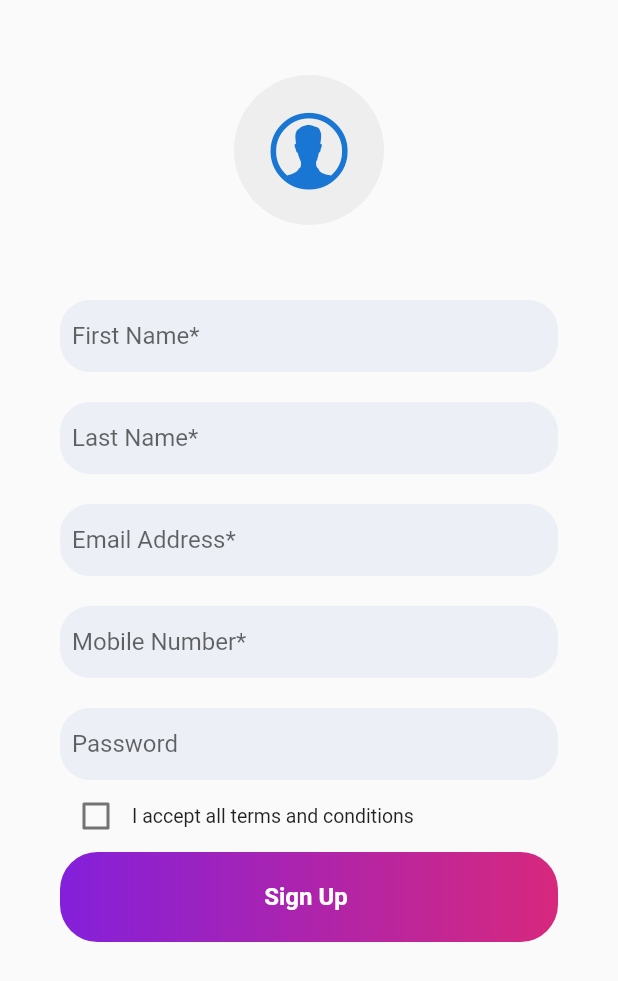
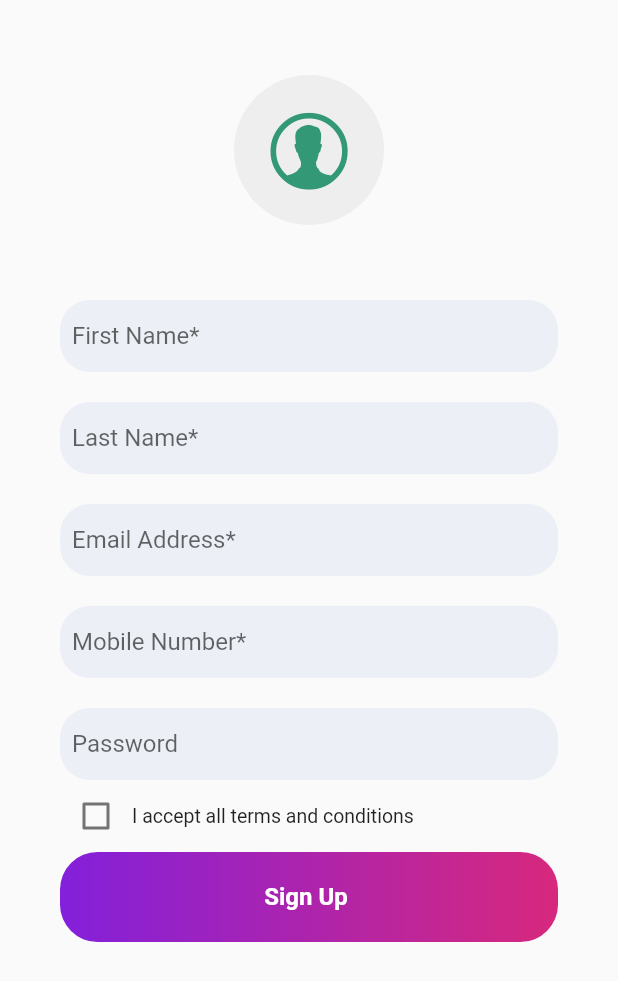
Before and after one commit to abd529/in_driver_app, a Flutter app: the screen it shows after launch, after a tap on "Sign Up", on a phone screen of 412 x 824 dp. Shown: the top 981 px of the screen. Run offline on Flutter 3.47's test engine with Material 2 defaults, Android fonts, the phone set to English and light mode, and no system bars; our stand-ins replace animated_splash_screen, cloud_firestore, firebase_auth, firebase_core, flutter_svg, fluttertoast and 6 more; missing offline and left inert: flutter_polyline_points; accounts and stored records are empty.

```diff
--- a/lib/auth/auth_home.dart
+++ b/lib/auth/auth_home.dart
@@ -26,42 +26,41 @@ class _AuthHomeState extends State<AuthHome> {
           children: [
             Image(
               fit: BoxFit.cover,
-              height: 60,
-              width: 60,
+              height: 160,
+              width: 160,
               image: AssetImage('assets/images/logo.png'),
             ),
             SizedBox(height: 50,),
-            MyCustomButton(
-                width: MediaQuery.of(context).size.width - 70,
-                title: "Sign Up",
-                borderrad: 25,
-                onaction: () {
-                  Navigator.pushNamed(context, SignupPage.idScreen);
-                },
-                color1: gd2,
-                color2: gd1),
-            const SizedBox(
-              height: 20,
-            ),
-            MyCustomButton(
-                width: MediaQuery.of(context).size.width - 70,
-                title: "Sign In",
-                borderrad: 25,
-                onaction: () {
-                  Navigator.pushNamed(context, LoginPage.idScreen);
-                },
-                color1: green,
-                color2: green),
-                SizedBox(height: 50,),
-            MyCustomButton(
-                width: MediaQuery.of(context).size.width - 70,
-                title: "Log in as Admin",
-                borderrad: 25,
-                onaction: () {
-                  Navigator.pushNamed(context, AdminLogin.routeName);
-                },
-                color1: green,
-                color2: green),
+            ElevatedButton(onPressed: (){
+              Navigator.of(context).pushNamed(SignupPage.idScreen);
+            },
+            style: ElevatedButton.styleFrom(
+                        padding: const EdgeInsets.fromLTRB(100, 20, 100, 20),
+                          shape: RoundedRectangleBorder( //to set border radius to button
+                    borderRadius: BorderRadius.circular(50)
+                              ),),
+             child: const Text("Sign Up")),
+             const SizedBox(height: 20,),
+            ElevatedButton(onPressed: (){
+              Navigator.of(context).pushNamed(LoginPage.idScreen);
+            },
+            style: ElevatedButton.styleFrom(
+                        padding: const EdgeInsets.fromLTRB(100, 20, 100, 20),
+                          shape: RoundedRectangleBorder( //to set border radius to button
+                    borderRadius: BorderRadius.circular(50)
+                              ),),
+             child: const Text("Sign In")),
+             const SizedBox(height: 70,),
+             ElevatedButton(onPressed: (){
+              Navigator.of(context).pushNamed(AdminLogin.routeName);
+             },
+            style: ElevatedButton.styleFrom(
+                        padding: const EdgeInsets.fromLTRB(100, 20, 100, 20),
+                          shape: RoundedRectangleBorder( //to set border radius to button
+                    borderRadius: BorderRadius.circular(50)
+                              ),),
+             child: const Text("Log In As Admin")),
+
           ],
         ),
       ),
--- a/lib/main.dart
+++ b/lib/main.dart
@@ -6,10 +6,9 @@ import 'package:in_driver_app/auth/forgot.dart';
 import 'package:in_driver_app/auth/login.dart';
 import 'package:in_driver_app/auth/signup.dart';
 import 'package:in_driver_app/screens/admin_panel_screen.dart';
-import 'package:in_driver_app/screens/bottom_menu_bar.dart';
 import 'package:in_driver_app/screens/home.dart';
-import 'package:in_driver_app/screens/profileview.dart';
 import 'package:in_driver_app/screens/searchscreen.dart';
+import 'package:in_driver_app/widgets/materialColor.dart';
 import 'admin panel/admin_login.dart';
 import 'providers/appDataprovider.dart';
 import 'firebase_options.dart';
@@ -36,12 +35,16 @@ class MyApp extends StatelessWidget {
         debugShowCheckedModeBanner: false,
         title: 'Flutter Demo',
         theme: ThemeData(
-          primarySwatch: Colors.blue,
-        ),
+          primaryColor: const Color.fromRGBO(64, 190, 148, 1),
+          primarySwatch: generateMaterialColor(const Color.fromRGBO(64, 190, 148, 1)),
+          elevatedButtonTheme: ElevatedButtonThemeData(
+           style: ElevatedButton.styleFrom(
+            backgroundColor: const Color.fromRGBO(64, 190, 148, 1),
+          )
+        ),),
         home: FirebaseAuth.instance.currentUser != null
             ? HomePage()
             : const AuthHome(),
-        //initialRoute: HomePage.idScreen,
         routes: {
           AuthHome.idScreen: (context) => const AuthHome(),
           SignupPage.idScreen: (context) => const SignupPage(),
--- /dev/null
+++ b/lib/widgets/materialColor.dart
@@ -0,0 +1,35 @@
+import 'dart:math';
+import 'package:flutter/material.dart';
+
+MaterialColor generateMaterialColor(Color color) {
+  return MaterialColor(color.value, {
+    50: tintColor(color, 0.9),
+    100: tintColor(color, 0.8),
+    200: tintColor(color, 0.6),
+    300: tintColor(color, 0.4),
+    400: tintColor(color, 0.2),
+    500: color,
+    600: shadeColor(color, 0.1),
+    700: shadeColor(color, 0.2),
+    800: shadeColor(color, 0.3),
+    900: shadeColor(color, 0.4),
+  });
+}
+
+int tintValue(int value, double factor) =>
+    max(0, min((value + ((255 - value) * factor)).round(), 255));
+
+Color tintColor(Color color, double factor) => Color.fromRGBO(
+    tintValue(color.red, factor),
+    tintValue(color.green, factor),
+    tintValue(color.blue, factor),
+    1);
+
+int shadeValue(int value, double factor) =>
+    max(0, min(value - (value * factor).round(), 255));
+
+Color shadeColor(Color color, double factor) => Color.fromRGBO(
+    shadeValue(color.red, factor),
+    shadeValue(color.green, factor),
+    shadeValue(color.blue, factor),
+    1);
--- a/pubspec.yaml
+++ b/pubspec.yaml
@@ -43,6 +43,9 @@ dependencies:
   geolocator: ^9.0.2
   flutter_polyline_points: ^1.0.0
   flutter_svg: ^2.0.6
+  animated_splash_screen: ^1.3.0
+  google_fonts: ^4.0.4
+  location: ^4.4.0
 
 dev_dependencies:
   flutter_test:
```
Also changed, not shown: lib/models/content_model.dart (added, +31 -0 lines), lib/screens/home.dart (+115 -29 lines), lib/screens/onboarding_screen.dart (added, +124 -0 lines), lib/screens/splash_screen.dart (added, +18 -0 lines), assets/images/current_marker.png (added), assets/images/logo.png, assets/images/onboard1.png (added), assets/images/onboard2.png (added), assets/images/onboard3.png (added), assets/images/onboard4.png (added), pubspec.lock, 1 other file.
